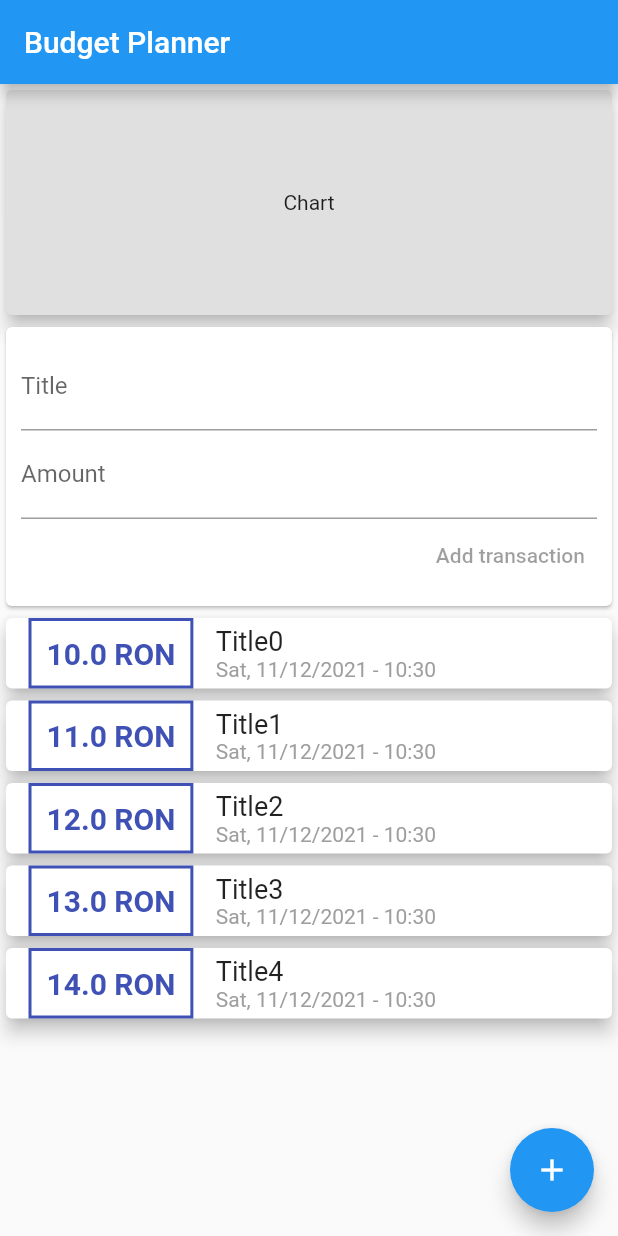
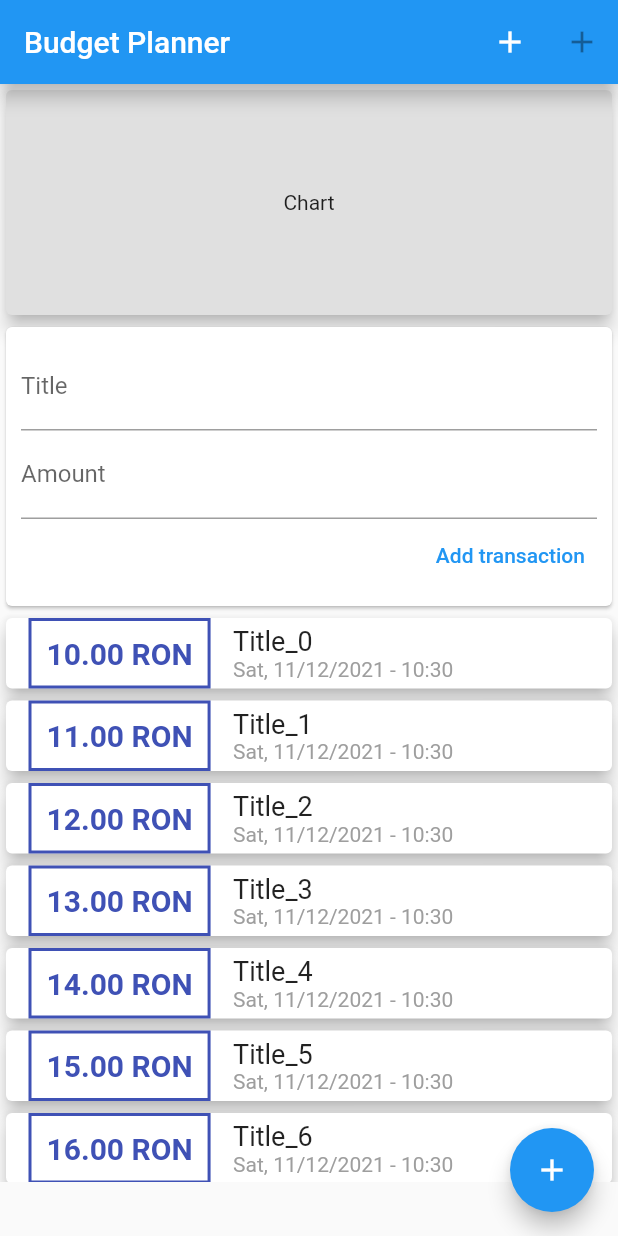
Before and after one commit to MNDragusin/budget_planner, a Flutter app: the screen it shows after launch, on a phone screen of 412 x 824 dp. Run offline on Flutter 3.47's test engine with Material 2 defaults, Android fonts, the phone set to English and light mode, and no system bars.

Commit message:
ListView + widget separation

```diff
--- a/lib/Model/dummy_data.dart
+++ b/lib/Model/dummy_data.dart
@@ -5,7 +5,7 @@
     List<Transaction> transactions = List.generate(count, (index) {
       return Transaction(
           id: "$index",
-          title: "Title$index",
+          title: "Title_$index",
           amount: (10 + index).toDouble(),
           date: DateTime.now());
     });
--- /dev/null
+++ b/lib/Widgets/new_transation.dart
@@ -0,0 +1,48 @@
+import 'package:flutter/material.dart';
+
+class NewTransaction extends StatelessWidget {
+  NewTransaction(this._addTx, {Key? key}) : super(key: key);
+
+  final Function _addTx;
+  final titleController = TextEditingController();
+  final amountController = TextEditingController();
+
+  void _submitData() {
+    final enteredTitle = titleController.text;
+    final enteredAmount = double.tryParse(amountController.text);
+
+    if (enteredTitle.isEmpty || enteredAmount == null || enteredAmount <= 0) {
+      return;
+    }
+
+    _addTx(enteredTitle, enteredAmount);
+  }
+
+  @override
+  Widget build(BuildContext context) {
+    return Card(
+      child: Container(
+        padding: const EdgeInsets.all(10),
+        child: Column(
+          crossAxisAlignment: CrossAxisAlignment.end,
+          children: [
+            TextField(
+              decoration: const InputDecoration(labelText: "Title"),
+              keyboardType: TextInputType.text,
+              onSubmitted: (_) => _submitData(),
+              controller: titleController,
+            ),
+            TextField(
+              decoration: const InputDecoration(labelText: "Amount"),
+              keyboardType: TextInputType.number,
+              controller: amountController,
+              onSubmitted: (_) => _submitData(),
+            ),
+            TextButton(
+                onPressed: _submitData, child: const Text("Add transaction"))
+          ],
+        ),
+      ),
+    );
+  }
+}
--- /dev/null
+++ b/lib/Widgets/transaction_list.dart
@@ -0,0 +1,59 @@
+import 'package:flutter/material.dart';
+import 'package:intl/intl.dart';
+
+import 'package:budget_planner/Model/transaction.dart';
+
+class TransactionList extends StatelessWidget {
+  final List<Transaction> _transactions;
+
+  TransactionList(this._transactions);
+
+  @override
+  Widget build(BuildContext context) {
+    return Container(
+      height: 380,
+      child: ListView.builder(
+        itemBuilder: (ctx, index) {
+          return Card(
+            elevation: 5,
+            child: Row(
+              children: [
+                Container(
+                  margin: EdgeInsets.symmetric(vertical: 0, horizontal: 15),
+                  padding: EdgeInsets.all(10),
+                  decoration: BoxDecoration(
+                      border: Border.all(
+                    color: Colors.indigo,
+                    width: 2,
+                  )),
+                  child: Text(
+                    "${_transactions[index].amount.toStringAsFixed(2)} RON",
+                    style: const TextStyle(
+                        fontWeight: FontWeight.bold,
+                        fontSize: 20,
+                        color: Colors.indigo),
+                  ),
+                ),
+                Column(
+                  crossAxisAlignment: CrossAxisAlignment.start,
+                  children: [
+                    Text(
+                      _transactions[index].title,
+                      style: const TextStyle(fontSize: 18),
+                    ),
+                    Text(
+                      DateFormat("EEE, d/M/y - H:m")
+                          .format(_transactions[index].date),
+                      style: const TextStyle(color: Colors.grey),
+                    )
+                  ],
+                )
+              ],
+            ),
+          );
+        },
+        itemCount: _transactions.length,
+      ),
+    );
+  }
+}
--- /dev/null
+++ b/lib/Widgets/user_transactions.dart
@@ -0,0 +1,39 @@
+import 'package:flutter/material.dart';
+
+import 'package:budget_planner/Model/dummy_data.dart';
+import 'package:budget_planner/Model/transaction.dart';
+import 'package:budget_planner/Widgets/transaction_list.dart';
+import 'new_transation.dart';
+
+class UserTransactions extends StatefulWidget {
+  const UserTransactions({Key? key}) : super(key: key);
+
+  @override
+  _UserTransactionsState createState() => _UserTransactionsState();
+}
+
+class _UserTransactionsState extends State<UserTransactions> {
+  final List<Transaction> _transactions = DummyData.getDummyTransactionList(10);
+
+  void _addNewTransaction(String txTitle, double txAmount) {
+    final newTx = Transaction(
+        id: DateTime.now().toString(),
+        title: txTitle,
+        amount: txAmount,
+        date: DateTime.now());
+
+    setState(() {
+      _transactions.add(newTx);
+    });
+  }
+
+  @override
+  Widget build(BuildContext context) {
+    return Column(
+      children: [
+        NewTransaction(_addNewTransaction),
+        TransactionList(_transactions),
+      ],
+    );
+  }
+}
--- a/lib/main.dart
+++ b/lib/main.dart
@@ -1,7 +1,5 @@
-import 'package:budget_planner/Model/dummy_data.dart';
+import 'package:budget_planner/Widgets/user_transactions.dart';
 import 'package:flutter/material.dart';
-import 'package:intl/intl.dart';
-import 'Model/transaction.dart';
 
 void main() {
   runApp(const MyApp());
@@ -24,12 +22,16 @@
 class MyHomePage extends StatelessWidget {
   MyHomePage({Key? key, required this.title}) : super(key: key);
   final String title;
-  final List<Transaction> transactions = DummyData.getDummyTransactionList(5);
 
   @override
   Widget build(BuildContext context) {
     return Scaffold(
       appBar: AppBar(
+        elevation: 5,
+        actions: [
+          IconButton(onPressed: () {}, icon: Icon(Icons.add)),
+          IconButton(onPressed: null, icon: Icon(Icons.add))
+        ],
         title: Text(title),
       ),
       body: Column(
@@ -38,68 +40,14 @@
         children: [
           Card(
             child: Container(
+                padding: EdgeInsets.all(10),
                 width: double.infinity,
                 height: 150,
                 child: const Center(child: Text("Chart"))),
             elevation: 5,
             color: Colors.grey[300],
           ),
-          Card(
-            child: Container(
-              padding: EdgeInsets.all(10),
-              child: Column(
-                crossAxisAlignment: CrossAxisAlignment.end,
-                children: const [
-                  TextField(
-                    decoration: InputDecoration(labelText: "Title"),
-                  ),
-                  TextField(
-                    decoration: InputDecoration(labelText: "Amount"),
-                  ),
-                  TextButton(onPressed: null, child: Text("Add transaction"))
-                ],
-              ),
-            ),
-          ),
-          Column(
-              children: transactions.map((tx) {
-            return Card(
-              elevation: 5,
-              child: Row(
-                children: [
-                  Container(
-                    margin: EdgeInsets.symmetric(vertical: 0, horizontal: 15),
-                    padding: EdgeInsets.all(10),
-                    decoration: BoxDecoration(
-                        border: Border.all(
-                      color: Colors.indigo,
-                      width: 2,
-                    )),
-                    child: Text(
-                      "${tx.amount} RON",
-                      style: const TextStyle(
-                          fontWeight: FontWeight.bold,
-                          fontSize: 20,
-                          color: Colors.indigo),
-                    ),
-                  ),
-                  Column(
-                    crossAxisAlignment: CrossAxisAlignment.start,
-                    children: [
-                      Text(
-                        tx.title,
-                        style: const TextStyle(fontSize: 18),
-                      ),
-                      Text(
-                        DateFormat("EEE, d/M/y - H:m").format(tx.date),
-                        style: const TextStyle(color: Colors.grey),
-                      )
-                    ],
-                  )
-                ],
-              ),
-            );
-          }).toList()),
+          UserTransactions()
         ],
       ),
       floatingActionButton: FloatingActionButton(
```
